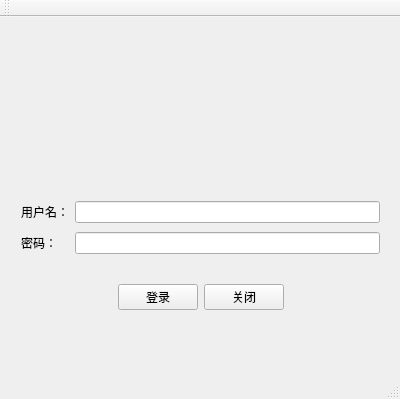
Qt form day2/layout/mainwindow.ui (ljw125462/QtCode) before a commit.
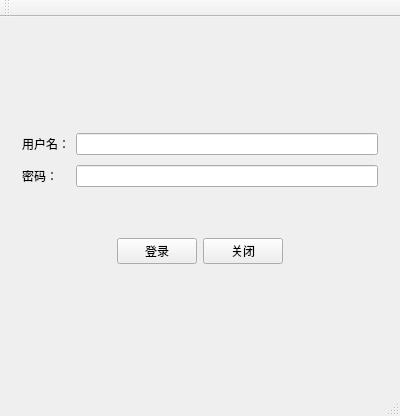
The same form after that commit. Icons and pictures are not drawn. Custom widgets are drawn as their Qt base class.

The edit to the form file:
```diff
--- a/day2/layout/mainwindow.ui
+++ b/day2/layout/mainwindow.ui
@@ -7,31 +7,16 @@
     <x>0</x>
     <y>0</y>
     <width>400</width>
-    <height>399</height>
+    <height>416</height>
    </rect>
   </property>
   <property name="windowTitle">
    <string>MainWindow</string>
   </property>
   <widget class="QWidget" name="centralWidget">
+   <layout class="QGridLayout" name="gridLayout_4">
+    <item row="0" column="0">
    <widget class="QWidget" name="widget" native="true">
-    <property name="geometry">
-     <rect>
-      <x>10</x>
-      <y>0</y>
-      <width>381</width>
-      <height>141</height>
-     </rect>
-    </property>
-    <widget class="QWidget" name="">
-     <property name="geometry">
-      <rect>
-       <x>9</x>
-       <y>9</y>
-       <width>359</width>
-       <height>131</height>
-      </rect>
-     </property>
      <layout class="QGridLayout" name="gridLayout_2">
       <item row="0" column="0">
        <spacer name="horizontalSpacer">
@@ -40,7 +25,7 @@
         </property>
         <property name="sizeHint" stdset="0">
          <size>
-          <width>97</width>
+           <width>123</width>
           <height>20</height>
          </size>
         </property>
@@ -50,8 +35,8 @@
        <widget class="QLabel" name="label">
         <property name="maximumSize">
          <size>
-          <width>150</width>
-          <height>150</height>
+           <width>100</width>
+           <height>100</height>
          </size>
         </property>
         <property name="text">
@@ -72,7 +57,7 @@
         </property>
         <property name="sizeHint" stdset="0">
          <size>
-          <width>98</width>
+           <width>123</width>
           <height>20</height>
          </size>
         </property>
@@ -80,16 +65,9 @@
       </item>
      </layout>
     </widget>
-   </widget>
+    </item>
+    <item row="1" column="0">
    <widget class="QWidget" name="widget_2" native="true">
-    <property name="geometry">
-     <rect>
-      <x>10</x>
-      <y>170</y>
-      <width>381</width>
-      <height>81</height>
-     </rect>
-    </property>
     <layout class="QGridLayout" name="gridLayout">
      <item row="0" column="0">
       <widget class="QLabel" name="label_2">
@@ -113,15 +91,9 @@
      </item>
     </layout>
    </widget>
+    </item>
+    <item row="2" column="0">
    <widget class="QWidget" name="widget_3" native="true">
-    <property name="geometry">
-     <rect>
-      <x>40</x>
-      <y>250</y>
-      <width>321</width>
-      <height>61</height>
-     </rect>
-    </property>
     <layout class="QGridLayout" name="gridLayout_3">
      <item row="0" column="0">
       <spacer name="horizontalSpacer_3">
@@ -165,6 +137,11 @@
      </item>
     </layout>
    </widget>
+    </item>
+    <item row="3" column="0">
+     <widget class="SmallWidget" name="widget_4" native="true"/>
+    </item>
+   </layout>
   </widget>
   <widget class="QMenuBar" name="menuBar">
    <property name="geometry">
@@ -187,6 +164,14 @@
   <widget class="QStatusBar" name="statusBar"/>
  </widget>
  <layoutdefault spacing="6" margin="11"/>
+ <customwidgets>
+  <customwidget>
+   <class>SmallWidget</class>
+   <extends>QWidget</extends>
+   <header location="global">smallwidget.h</header>
+   <container>1</container>
+  </customwidget>
+ </customwidgets>
  <resources/>
  <connections/>
 </ui>
```
Lines whose indentation alone changed are shown as unchanged.
